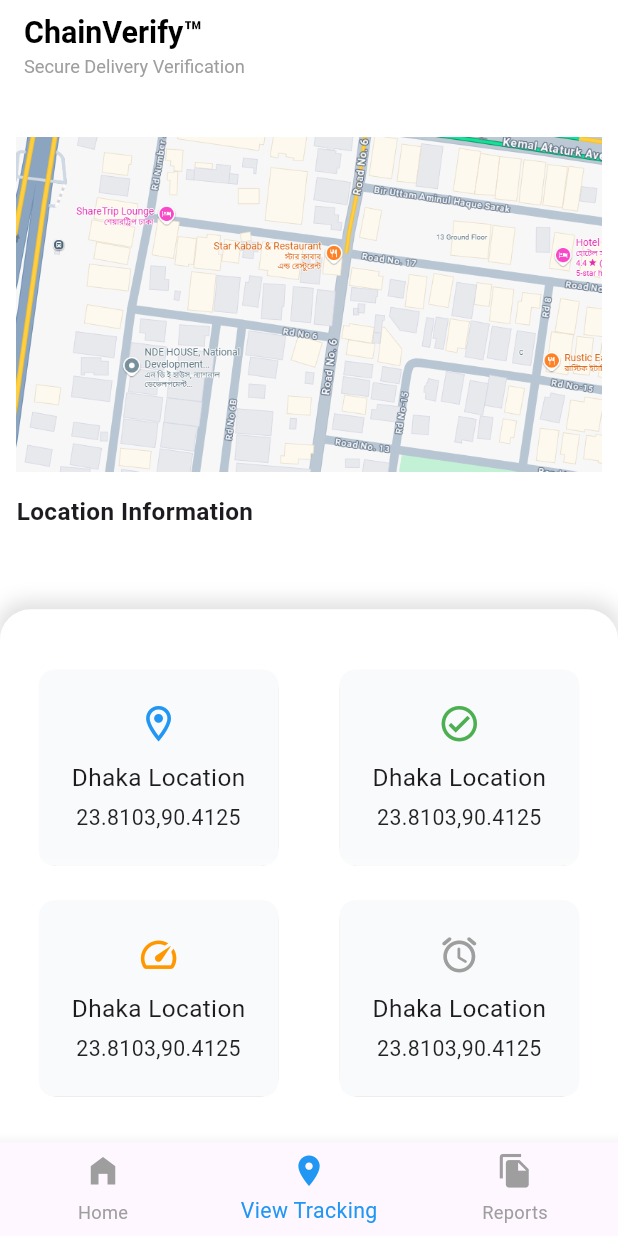
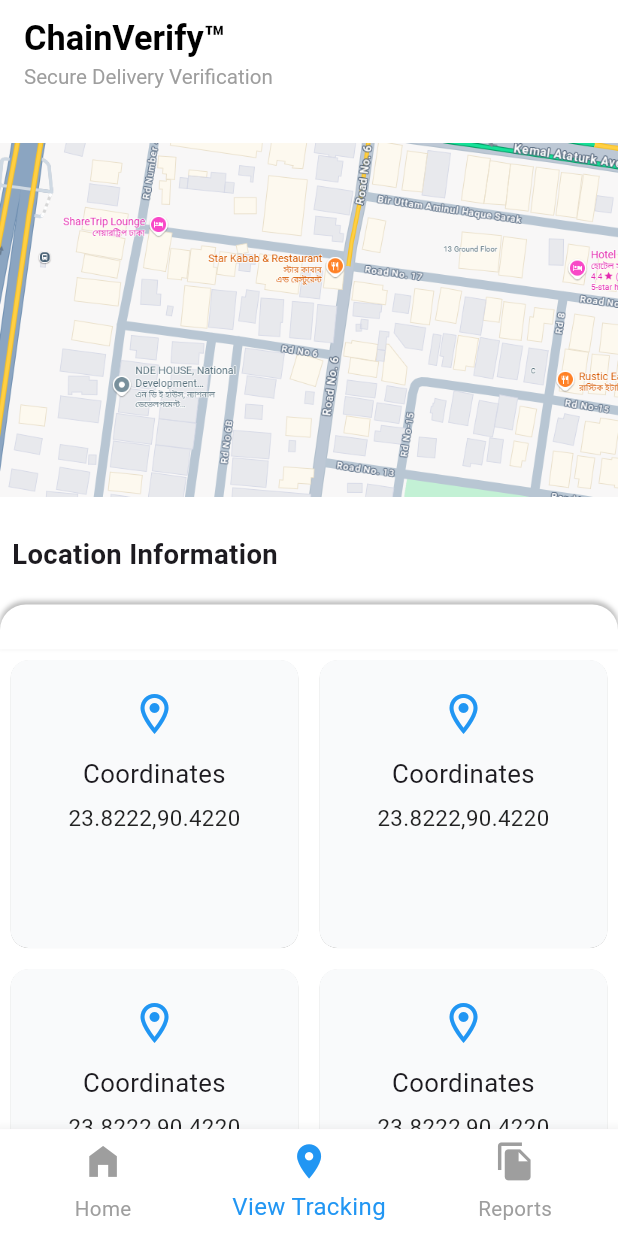
Before and after one commit to MTS-Services/urgmed_Biometric-_Scan_App, a Flutter app: the screen it shows after launch, item 2 of the bottom bar chosen, on a phone screen of 412 x 824 dp. Run offline on Flutter 3.47's test engine with Material 3 defaults, Android fonts, the phone set to English and light mode, and no system bars; our stand-ins replace flutter_screenutil, get, local_auth.

Commit message:
complete fix

```diff
--- a/lib/main.dart
+++ b/lib/main.dart
@@ -1,5 +1,6 @@
 import 'package:chain_verify_tm/view/screen/chain_verity_tm.dart';
 import 'package:flutter/material.dart';
-void main() {
-  runApp(const ChainVerityTm());
-}
+
+void main() => runApp(
+    ChainVerityTm()
+);
--- a/lib/view/screen/chain_verity_tm.dart
+++ b/lib/view/screen/chain_verity_tm.dart
@@ -1,3 +1,4 @@
+
 import 'package:chain_verify_tm/view/widget/custom_bottom_nav_Bar_widget.dart';
 import 'package:flutter/material.dart';
 import 'package:flutter_screenutil/flutter_screenutil.dart';
@@ -9,7 +10,8 @@ class ChainVerityTm extends StatelessWidget {
   @override
   Widget build(BuildContext context) {
     return ScreenUtilInit(
-      designSize: Size(375, 812),
+      // designSize: Size(375, 812),
+      designSize: const Size(360, 690),
       minTextAdapt: true,
       splitScreenMode: true,
       builder: (context, child) {
--- a/lib/view/screen/location_screen.dart
+++ b/lib/view/screen/location_screen.dart
@@ -11,104 +11,68 @@ class LocationScreen extends StatelessWidget {
   Widget build(BuildContext context) {
     return Scaffold(
       backgroundColor: Colors.white,
-      appBar: customAppBar(),
-      body: Stack(
-        children: [
-          // Scrollable upper content
-          Padding(
-            padding: EdgeInsets.symmetric(horizontal: 10.w, vertical: 10.h),
+      body: SafeArea(
+        child: CustomScrollView(
+          slivers: [
+            SliverToBoxAdapter(child: customAppBar()),
+            SliverToBoxAdapter(
               child: Column(
                 crossAxisAlignment: CrossAxisAlignment.start,
                 children: [
                   SizedBox(height: 20.h),
                   Image.asset(AssetPath.mapImage),
                   SizedBox(height: 15.h),
-                Text(
+                  Padding(
+                    padding: const EdgeInsets.all(8.0),
+                    child: Text(
                       "Location Information",
-                  style: TextStyle(fontSize: 16.sp, fontWeight: FontWeight.bold),
+                      style: TextStyle(
+                        fontSize: 16.sp,
+                        fontWeight: FontWeight.bold,
                       ),
-                SizedBox(height: 370.h), // Adjusted to prevent overlap with bottom sheet
+                    ),
+                  ),
+                  SizedBox(height: 10.h),
+                ],
+              ),
+            ),
+            SliverToBoxAdapter(
+              child: Container(
+                height: 30,
+                width: double.infinity,
+                decoration: BoxDecoration(
+                  color: Colors.white,
+                  borderRadius: BorderRadius.only(
+                    topLeft: Radius.circular(15.r),
+                    topRight: Radius.circular(15.r),
+                  ),
+                  boxShadow: [
+                    BoxShadow(
+                      color: Colors.black26,
+                      blurRadius: 2,
+                      offset: Offset(0, -2), // উপরের দিকে shadow ফেলবে
+                      spreadRadius: .2,
+                    ),
                   ],
                 ),
               ),
 
-          // Bottom sheet style container
-          Positioned(
-            left: 0,
-            right: 0,
-            bottom: 0,
-            height: 350.h,
-            child: Container(
-              padding: EdgeInsets.all(10.w),
-              decoration: BoxDecoration(
-                color: Colors.white,
-                borderRadius: BorderRadius.only(
-                  topLeft: Radius.circular(20.r),
-                  topRight: Radius.circular(20.r),
             ),
-                boxShadow: [
-                  BoxShadow(
-                    color: Colors.grey.shade300,
-                    blurRadius: 10.r,
-                    spreadRadius: 2.r,
-                    offset: const Offset(0, -3),
-                  )
-                ],
+            SliverGrid.builder (
+              itemCount: 4,
+              gridDelegate: SliverGridDelegateWithFixedCrossAxisCount(
+                crossAxisCount: 2,
               ),
-              child: Column(
-                children: [
-                  SizedBox(height: 20.h),
-                  Row(
-                    mainAxisAlignment: MainAxisAlignment.spaceBetween,
-                    children: [
-                      Expanded(
-                        child: LocationInfoCard(
-                          coordinates: "23.8103,90.4125",
-                          title: "Dhaka Location",
+              itemBuilder: (context, index) {
+                return LocationInfoCard(
                   icon: Icons.location_on_outlined,
                   iconColor: Colors.blue,
-                        ),
-                      ),
-                      SizedBox(width: 10.w),
-                      Expanded(
-                        child: LocationInfoCard(
-                          icon: Icons.check_circle_outline_outlined,
-                          coordinates: "23.8103,90.4125",
-                          title: "Dhaka Location",
-                          iconColor: Colors.green,
-                        ),
-                      )
-                    ],
-                  ),
-                  SizedBox(height: 10.h),
-                  Row(
-                    mainAxisAlignment: MainAxisAlignment.spaceBetween,
-                    children: [
-                      Expanded(
-                        child: LocationInfoCard(
-                          coordinates: "23.8103,90.4125",
-                          title: "Dhaka Location",
-                          icon: Icons.speed,
-                          iconColor: Colors.orange,
-                        ),
-                      ),
-                      SizedBox(width: 10.w),
-                      Expanded(
-                        child: LocationInfoCard(
-                          coordinates: "23.8103,90.4125",
-                          title: "Dhaka Location",
-                          icon: Icons.alarm_rounded,
-                          iconColor: Colors.grey,
-                        ),
-                      )
-                    ],
+                );
+              },
             ),
           ],
         ),
       ),
-          ),
-        ],
-      ),
     );
   }
 }
--- a/lib/view/widget/custom_bottom_nav_Bar_widget.dart
+++ b/lib/view/widget/custom_bottom_nav_Bar_widget.dart
@@ -15,6 +15,7 @@
       return Scaffold(
         body: controller.pages[controller.selectedIndex.value],
         bottomNavigationBar: BottomNavigationBar(
+          backgroundColor: Colors.white,
           currentIndex: controller.selectedIndex.value,
           onTap: controller.changeIndex,
           selectedItemColor: Colors.blue,
--- a/lib/view/widget/location_card_widget.dart
+++ b/lib/view/widget/location_card_widget.dart
@@ -18,50 +18,33 @@ class LocationInfoCard extends StatelessWidget {
 
   @override
   Widget build(BuildContext context) {
-    return Container(
-      decoration: BoxDecoration(
-        color: Colors.white,
-        boxShadow: [
-          BoxShadow(
-            color: Colors.white70,
-            blurRadius: 12.r,
-            spreadRadius: 12.r,
-            offset: Offset(2, 2),
-          )
-        ],
-      ),
+    return  Padding(
+      padding: const EdgeInsets.all(3),
+      child: Card(
+        color: AppColors.lColor,
+        elevation: 0.1,
+        child: Padding(
+          padding: const EdgeInsets.all(8),
           child: Column(
             children: [
-          SizedBox(height: 5.h),
-          Card(
-            elevation: 0.1,
-            child: Container(
-              padding: EdgeInsets.all(20.w),
-              decoration: BoxDecoration(
-                color: AppColors.lColor,
-                borderRadius: BorderRadius.circular(10.r),
-              ),
-              child: Column(
-                children: [
+              SizedBox(height: 10.h),
               Icon(icon, color: iconColor, size: 28.sp),
               SizedBox(height: 10.h),
               Text(
                 title!,
-                    style: TextStyle(fontSize: 16.sp),
+                style: TextStyle(fontSize: 15.sp),
                 textAlign: TextAlign.center,
               ),
               SizedBox(height: 5.h),
               Text(
                 coordinates,
-                    style: TextStyle(fontSize: 14.sp, color: Colors.black87),
+                style: TextStyle(fontSize: 13.sp, color: Colors.black87),
                 textAlign: TextAlign.center,
               ),
             ],
           ),
         ),
       ),
-        ],
-      ),
     );
   }
 }
--- a/lib/view/widget/order_card_widget.dart
+++ b/lib/view/widget/order_card_widget.dart
@@ -29,8 +29,8 @@ class OrderCard extends StatelessWidget {
       elevation: 0.1,
       shadowColor: Colors.white70,
       color: Colors.white,
-      child: Container(
-        margin: EdgeInsets.all(15.w),
+      child: Padding(
+        padding: const EdgeInsets.all(12),
         child: Column(
           children: [
             Row(
@@ -40,7 +40,7 @@ class OrderCard extends StatelessWidget {
                   "Order #$orderId",
                   style: TextStyle(
                     fontWeight: FontWeight.bold,
-                    fontSize: 20.sp,
+                    fontSize: 16.sp,
                   ),
                 ),
                 Chip(
@@ -53,53 +53,47 @@ class OrderCard extends StatelessWidget {
                     status,
                     style: TextStyle(
                       color: Colors.white,
-                      fontSize: 12.sp,
+                      fontSize: 10.sp,
                     ),
                   ),
                 ),
               ],
             ),
-
             SizedBox(height: 5.h),
-
             ListTile(
               contentPadding: EdgeInsets.zero,
-              leading: Icon(Icons.person_outline, size: 30.sp),
+              leading: Icon(Icons.person_outline, size: 27.sp),
               title: Text(
                 customerName,
                 style: TextStyle(
-                  fontSize: 16.sp,
-                  fontWeight: FontWeight.w600,
+                  fontSize: 14.sp,
+                  fontWeight: FontWeight.w500,
                 ),
               ),
             ),
-
             ListTile(
               contentPadding: EdgeInsets.zero,
-              leading: Icon(Icons.location_on_outlined, size: 30.sp),
+              leading: Icon(Icons.location_on_outlined, size: 27.sp),
               title: Text(
                 address,
                 style: TextStyle(
-                  fontSize: 16.sp,
-                  fontWeight: FontWeight.w600,
+                  fontSize: 14.sp,
+                  fontWeight: FontWeight.w500,
                 ),
               ),
             ),
-
             ListTile(
               contentPadding: EdgeInsets.zero,
-              leading: Icon(Icons.alarm_rounded, size: 30.sp),
+              leading: Icon(Icons.alarm_rounded, size: 27.sp),
               title: Text(
                 "Created: $createdDate",
                 style: TextStyle(
-                  fontSize: 16.sp,
-                  fontWeight: FontWeight.w600,
+                  fontSize: 14.sp,
+                  fontWeight: FontWeight.w500,
                 ),
               ),
             ),
-
             SizedBox(height: 10.h),
-
             SizedBox(
               width: double.infinity,
               height: 45.h,
--- a/pubspec.yaml
+++ b/pubspec.yaml
@@ -17,6 +17,7 @@ dependencies:
   get: ^4.7.2
   local_auth: ^2.3.0
   flutter_screenutil: ^5.9.3
+  device_preview: ^1.3.1
 
 dev_dependencies:
   flutter_test:
```
Also changed, not shown: pubspec.lock, 1 other file. Lines whose indentation alone changed are shown as unchanged.
